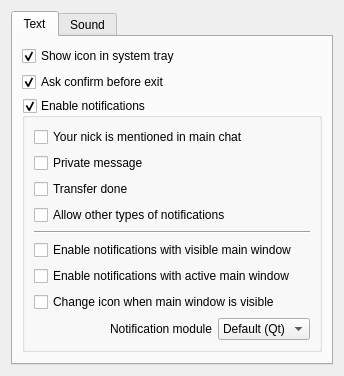
Before: the Qt Designer form eiskaltdcpp/ui/UISettingsNotification.ui in eiskaltdcpp/eiskaltdcpp, drawn with Qt 5.
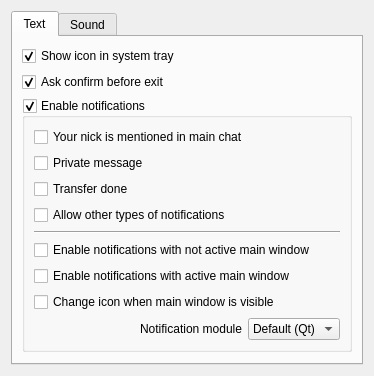
After: the same form once the commit is applied.

Commit message: небольшие улучшения в диалоге настройки уведомлений

Diff of the .ui file:
```diff
--- a/eiskaltdcpp/ui/UISettingsNotification.ui
+++ b/eiskaltdcpp/ui/UISettingsNotification.ui
@@ -6,8 +6,8 @@
    <rect>
     <x>0</x>
     <y>0</y>
-    <width>344</width>
-    <height>374</height>
+    <width>374</width>
+    <height>356</height>
    </rect>
   </property>
   <property name="windowTitle">
@@ -91,7 +91,7 @@
           <item>
            <widget class="QCheckBox" name="checkBox_MWVISIBLE">
             <property name="text">
-             <string>Enable notifications with visible main window</string>
+             <string>Enable notifications with not active main window</string>
             </property>
            </widget>
           </item>
```
Left out of the diff: 35 changed lines with no effect on the pictures. The commit also changes 1 other file.
